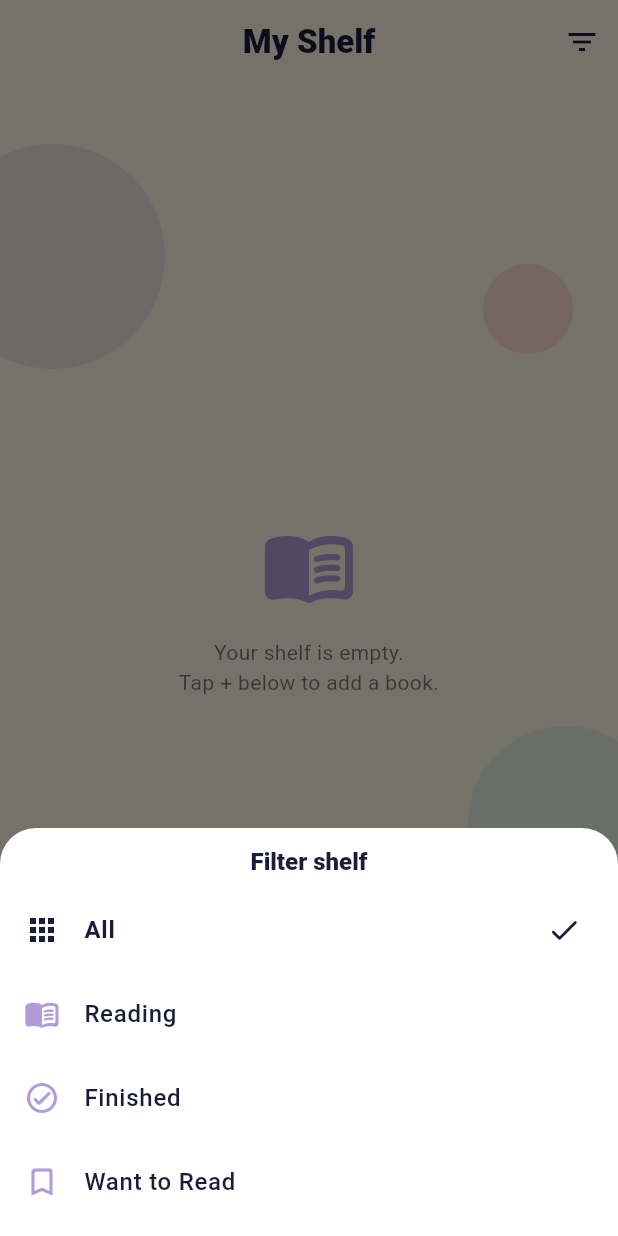
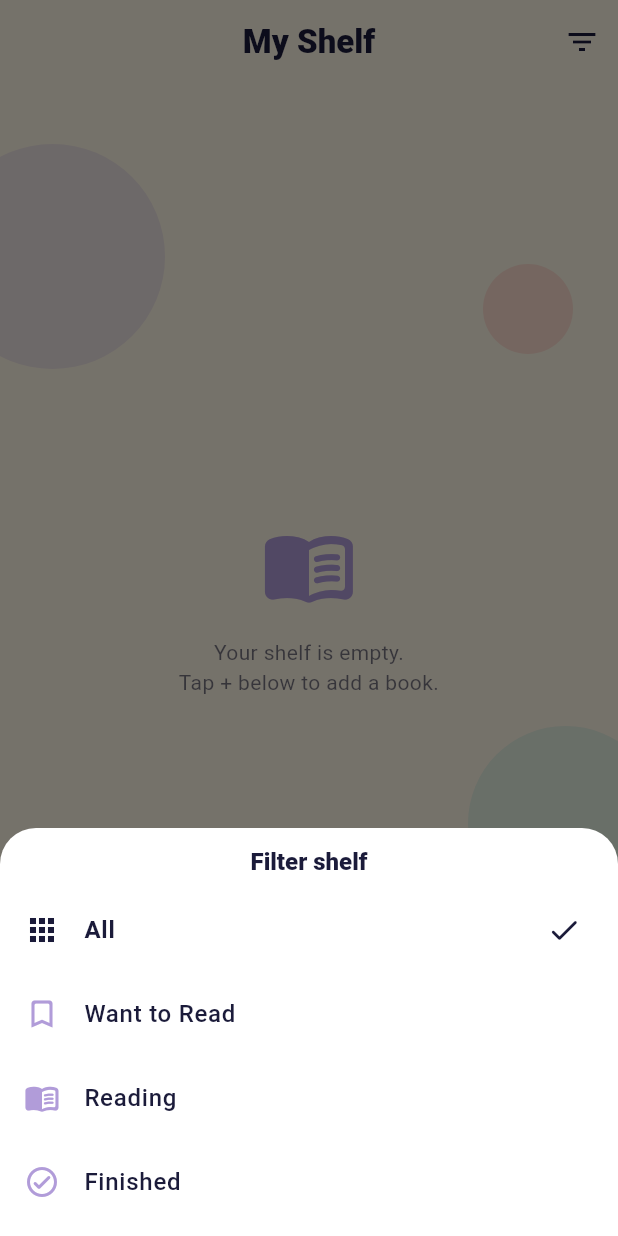
Before and after one commit to NetKanet/myshelf, a Flutter app: the screen it shows once a user with an empty profile is signed in, after a tap on the "filter list" icon, on a phone screen of 412 x 824 dp. Run offline on Flutter 3.47's test engine with Material 3 defaults, Android fonts, the phone set to English and light mode, and no system bars; our stand-ins replace cached_network_image, fl_chart, flutter_riverpod, flutter_svg, go_router, google_sign_in and 1 more; missing offline and left inert: mobile_scanner; accounts and stored records are empty.

Commit message:
feat(v2): dark mode + settings, chart numbers/axis, filter reorder
- Dark mode: light/dark ThemeData + themeModeProvider; Profile gear opens a
  Settings sheet with a Dark mode switch and a styled Sign out button
  (replaces the bare logout icon). Theme-aware ink() / surface() helpers;
  on-background text uses ink() so it stays readable in both modes.
- Profile monthly chart: X labels now 1–12, added a Y count axis, and it
  always shows the CURRENT year (was most-recent finished year).
- Filter sheet order: All / Want to Read / Reading / Finished.

flutter analyze: 0 issues. Tests: 16 passing. Verified dark mode + charts on
simulator.

Co-Authored-By: Claude Opus 4.8 <noreply@anthropic.com>

```diff
--- a/app/lib/core/providers.dart
+++ b/app/lib/core/providers.dart
@@ -1,8 +1,13 @@
+import 'package:flutter/material.dart';
 import 'package:flutter_riverpod/flutter_riverpod.dart';
+import 'package:flutter_riverpod/legacy.dart';
 import 'package:supabase_flutter/supabase_flutter.dart';
 
 import '../services/supabase_service.dart';
 import '../services/google_books_service.dart';
+
+/// App theme mode (light/dark). In-memory for now.
+final themeModeProvider = StateProvider<ThemeMode>((_) => ThemeMode.light);
 
 /// Shared, app-wide providers.
 
--- a/app/lib/core/theme/app_theme.dart
+++ b/app/lib/core/theme/app_theme.dart
@@ -2,45 +2,69 @@ import 'package:flutter/material.dart';
 
 /// App color palette + theme for My Shelf (admyhusky.dev look).
 class AppColors {
+  // Brand accents (same in light & dark)
   static const cream = Color(0xFFFFF8E7);
   static const navy = Color(0xFF1B1B3A);
   static const yellow = Color(0xFFFFD93D);
   static const mint = Color(0xFF4ECDC4);
   static const coral = Color(0xFFFF6B6B);
   static const lavender = Color(0xFFB19CD9);
+
+  // Dark-mode tones
+  static const darkBg = Color(0xFF14142A);
+  static const darkSurface = Color(0xFF22223C);
+  static const darkInk = Color(0xFFECEAF5);
+
+  static bool _isDark(BuildContext c) =>
+      Theme.of(c).brightness == Brightness.dark;
+
+  /// Card / surface color (white in light, dark grey in dark).
+  static Color surface(BuildContext c) =>
+      _isDark(c) ? darkSurface : Colors.white;
+
+  /// Primary text/icon color on the background (navy in light, light in dark).
+  static Color ink(BuildContext c) => _isDark(c) ? darkInk : navy;
 }
 
 class AppTheme {
-  static ThemeData get light {
+  static ThemeData get light => _build(Brightness.light);
+  static ThemeData get dark => _build(Brightness.dark);
+
+  static ThemeData _build(Brightness brightness) {
+    final isDark = brightness == Brightness.dark;
+    final bg = isDark ? AppColors.darkBg : AppColors.cream;
+    final ink = isDark ? AppColors.darkInk : AppColors.navy;
+    final surface = isDark ? AppColors.darkSurface : AppColors.cream;
+
     final base = ThemeData(
       useMaterial3: true,
-      scaffoldBackgroundColor: AppColors.cream,
+      brightness: brightness,
+      scaffoldBackgroundColor: bg,
       colorScheme: ColorScheme.fromSeed(
         seedColor: AppColors.yellow,
-        primary: AppColors.navy,
+        brightness: brightness,
+        primary: isDark ? AppColors.yellow : AppColors.navy,
         secondary: AppColors.mint,
         error: AppColors.coral,
-        surface: AppColors.cream,
+        surface: surface,
       ),
     );
     return base.copyWith(
-      appBarTheme: const AppBarTheme(
-        backgroundColor: AppColors.cream,
-        foregroundColor: AppColors.navy,
+      appBarTheme: AppBarTheme(
+        backgroundColor: bg,
+        foregroundColor: ink,
         elevation: 0,
+        scrolledUnderElevation: 0,
         centerTitle: true,
         titleTextStyle: TextStyle(
-          color: AppColors.navy,
+          color: ink,
           fontSize: 22,
           fontWeight: FontWeight.w800,
         ),
       ),
       textTheme: base.textTheme.copyWith(
-        titleLarge: const TextStyle(
-          color: AppColors.navy,
-          fontWeight: FontWeight.w800,
-        ),
-        bodyMedium: const TextStyle(color: AppColors.navy),
+        titleLarge: TextStyle(color: ink, fontWeight: FontWeight.w800),
+        bodyMedium: TextStyle(color: ink),
       ),
     );
   }
--- a/app/lib/features/book_detail/book_detail_screen.dart
+++ b/app/lib/features/book_detail/book_detail_screen.dart
@@ -253,7 +253,7 @@ class _BookDetailContentState extends State<_BookDetailContent> {
                               Text(book!.publisher!,
                                   style: TextStyle(
                                       fontSize: 12,
-                                      color: AppColors.navy
+                                      color: AppColors.ink(context)
                                           .withValues(alpha: 0.4))),
                             ],
                             const SizedBox(height: 8),
@@ -280,7 +280,7 @@ class _BookDetailContentState extends State<_BookDetailContent> {
                                   child: Text('Clear rating',
                                       style: TextStyle(
                                           fontSize: 12,
-                                          color: AppColors.navy
+                                          color: AppColors.ink(context)
                                               .withValues(alpha: 0.5))),
                                 ),
                               ),
--- a/app/lib/features/profile/profile_provider.dart
+++ b/app/lib/features/profile/profile_provider.dart
@@ -54,10 +54,8 @@ ProfileStats computeStats(List<UserBook> books) {
   final byYearSorted = byYear.entries.toList()
     ..sort((a, b) => b.key.compareTo(a.key));
 
-  // Monthly breakdown: default to the most recent year with finishes,
-  // otherwise the current year.
-  final monthlyYear =
-      byYearSorted.isNotEmpty ? byYearSorted.first.key : DateTime.now().year;
+  // Monthly breakdown is always the current calendar year.
+  final monthlyYear = DateTime.now().year;
   final byMonth = List<int>.filled(12, 0);
   for (final b in books.where((b) =>
       b.status == ReadingStatus.finished &&
--- a/app/lib/features/shelf/shelf_provider.dart
+++ b/app/lib/features/shelf/shelf_provider.dart
@@ -5,12 +5,12 @@ import '../../core/providers.dart';
 import '../../models/user_book.dart';
 import '../auth/auth_provider.dart';
 
-/// Shelf filter options.
+/// Shelf filter options (order shown in the filter sheet).
 enum ShelfFilter {
   all('All'),
+  wantToRead('Want to Read'),
   reading('Reading'),
-  finished('Finished'),
-  wantToRead('Want to Read');
+  finished('Finished');
 
   const ShelfFilter(this.label);
   final String label;
--- a/app/lib/features/shelf/shelf_screen.dart
+++ b/app/lib/features/shelf/shelf_screen.dart
@@ -166,10 +166,10 @@ class _SectionHeader extends StatelessWidget {
         children: [
           Text(
             title,
-            style: const TextStyle(
+            style: TextStyle(
               fontSize: 15,
               fontWeight: FontWeight.w800,
-              color: AppColors.navy,
+              color: AppColors.ink(context),
             ),
           ),
           const SizedBox(width: 6),
@@ -178,7 +178,7 @@ class _SectionHeader extends StatelessWidget {
             style: TextStyle(
               fontSize: 13,
               fontWeight: FontWeight.w700,
-              color: AppColors.navy.withValues(alpha: 0.4),
+              color: AppColors.ink(context).withValues(alpha: 0.4),
             ),
           ),
           const SizedBox(width: 12),
@@ -219,7 +219,7 @@ class _EmptyState extends StatelessWidget {
               msg,
               textAlign: TextAlign.center,
               style: Theme.of(context).textTheme.bodyMedium?.copyWith(
-                    color: AppColors.navy.withValues(alpha: 0.6),
+                    color: AppColors.ink(context).withValues(alpha: 0.6),
                   ),
             ),
           ],
--- a/app/lib/main.dart
+++ b/app/lib/main.dart
@@ -3,6 +3,7 @@ import 'package:flutter_riverpod/flutter_riverpod.dart';
 import 'package:supabase_flutter/supabase_flutter.dart';
 
 import 'core/config/supabase_config.dart';
+import 'core/providers.dart';
 import 'core/router/app_router.dart';
 import 'core/theme/app_theme.dart';
 
@@ -27,6 +28,8 @@ class MyShelfApp extends ConsumerWidget {
     return MaterialApp.router(
       title: 'My Shelf',
       theme: AppTheme.light,
+      darkTheme: AppTheme.dark,
+      themeMode: ref.watch(themeModeProvider),
       debugShowCheckedModeBanner: false,
       routerConfig: router,
     );
```
Also changed, not shown: app/lib/features/profile/profile_screen.dart (+93 -10 lines).
